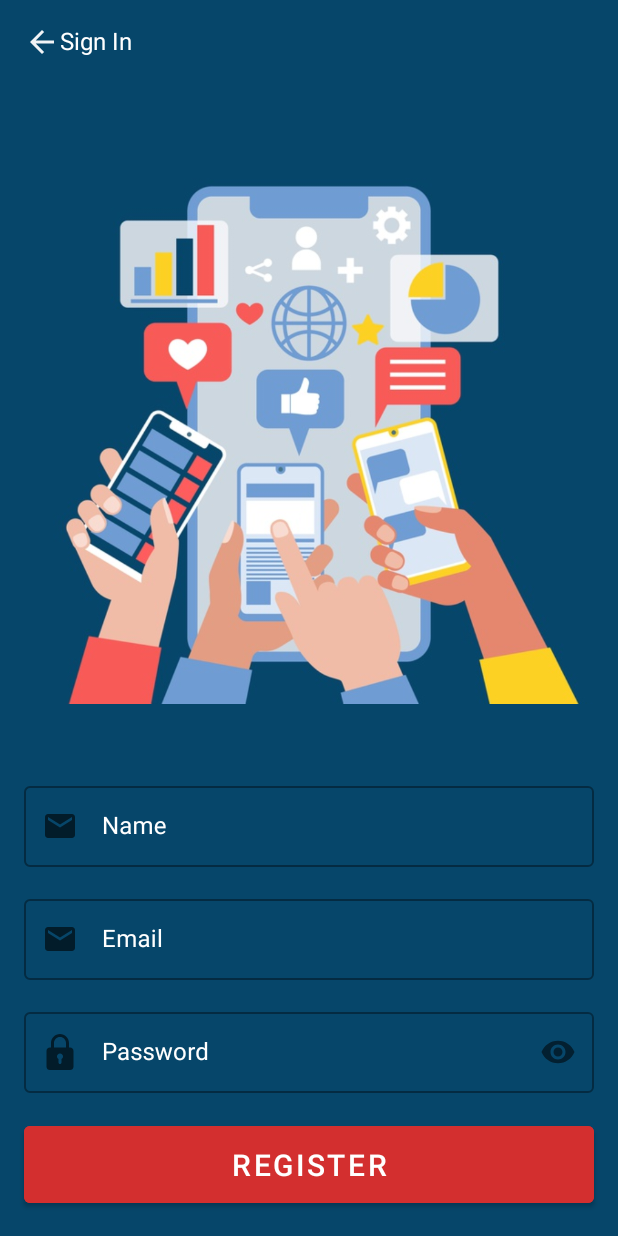
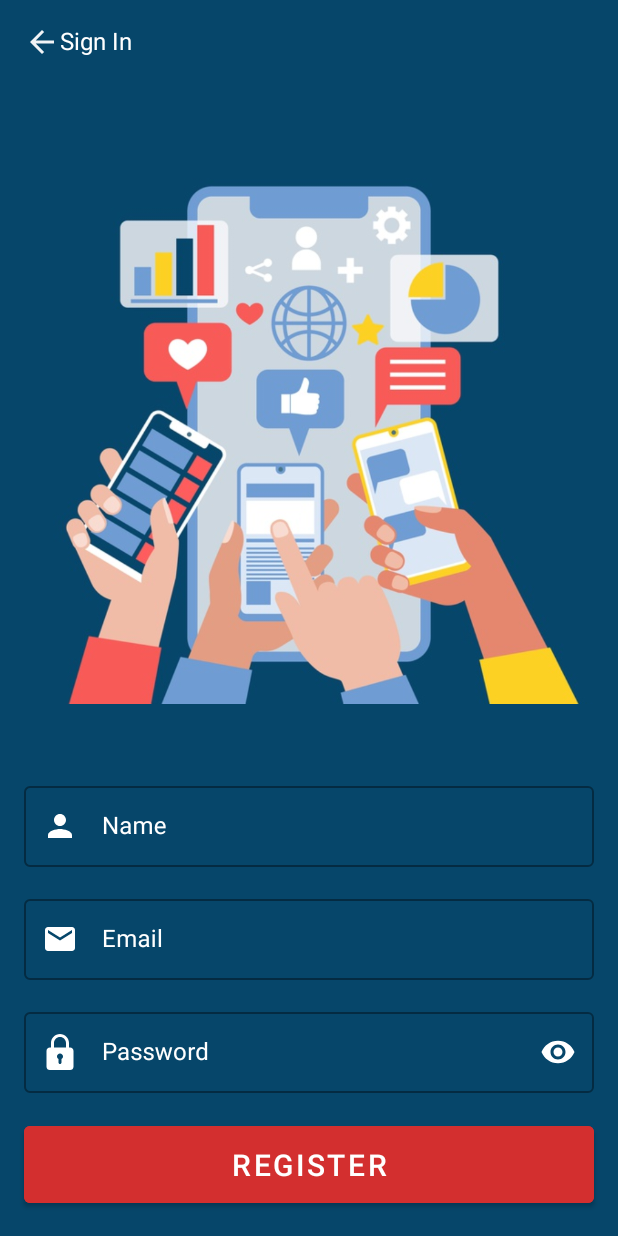
Before and after one commit to kharozim/PhoneBookMvvM, an Android app: the RegisterFragment screen opened through its navigation route, on a phone screen of 412 x 824 dp. Run offline under Robolectric (Android 15) with nearby library versions, the phone set to English and light mode, and no system bars.

Commit message:
ui
Signed-off-by: kharozim <kharozim06@gmail.com>

```diff
--- a/app/src/main/res/layout/fragment_home.xml
+++ b/app/src/main/res/layout/fragment_home.xml
@@ -45,8 +45,10 @@
         android:layout_height="wrap_content"
         android:layout_marginStart="16dp"
         android:layout_marginTop="32dp"
+        app:hintTextColor="@color/white"
         android:layout_marginEnd="16dp"
         android:hint="Search"
+        app:startIconTint="@color/white"
         android:textColorHint="@color/white"
         app:boxBackgroundColor="#5C1D7DB3"
         app:layout_constraintTop_toBottomOf="@id/iv_add"
--- a/app/src/main/res/layout/fragment_register.xml
+++ b/app/src/main/res/layout/fragment_register.xml
@@ -6,16 +6,16 @@
     android:layout_height="match_parent"
     android:background="@color/main"
     tools:context=".views.fragments.RegisterFragment">
+
     <ProgressBar
+        android:id="@+id/pb_signup"
         android:layout_width="wrap_content"
         android:layout_height="wrap_content"
-        android:id="@+id/pb_signup"
         android:visibility="gone"
+        app:layout_constraintBottom_toBottomOf="parent"
+        app:layout_constraintEnd_toEndOf="parent"
         app:layout_constraintStart_toStartOf="parent"
-        app:layout_constraintEnd_toEndOf="parent"
-        app:layout_constraintTop_toTopOf="parent"
-        app:layout_constraintBottom_toBottomOf="parent"
-        />
+        app:layout_constraintTop_toTopOf="parent" />
 
     <TextView
         android:id="@+id/tv_signin"
@@ -50,11 +50,14 @@
         android:layout_height="wrap_content"
         android:layout_margin="16dp"
         android:hint="Name"
+        app:hintTextColor="@color/white"
+
         android:textColorHint="@color/white"
         app:layout_constraintBottom_toTopOf="@id/til_email"
         app:layout_constraintEnd_toEndOf="parent"
         app:layout_constraintStart_toStartOf="parent"
-        app:startIconDrawable="@drawable/ic_email">
+        app:startIconDrawable="@drawable/ic_name"
+        app:startIconTint="@color/white">
 
         <com.google.android.material.textfield.TextInputEditText
             android:id="@+id/tie_name"
@@ -74,13 +77,16 @@
         android:layout_height="wrap_content"
         android:layout_marginStart="16dp"
         android:layout_marginEnd="16dp"
+        app:hintTextColor="@color/white"
+
         android:layout_marginBottom="16dp"
         android:hint="Email"
         android:textColorHint="@color/white"
         app:layout_constraintBottom_toTopOf="@id/til_password"
         app:layout_constraintEnd_toEndOf="parent"
         app:layout_constraintStart_toStartOf="parent"
-        app:startIconDrawable="@drawable/ic_email">
+        app:startIconDrawable="@drawable/ic_email"
+        app:startIconTint="@color/white">
 
         <com.google.android.material.textfield.TextInputEditText
             android:id="@+id/tie_email"
@@ -100,12 +106,16 @@
         android:layout_height="wrap_content"
         android:layout_margin="16dp"
         android:hint="Password"
+        app:hintTextColor="@color/white"
+
         android:textColorHint="@color/white"
         app:layout_constraintBottom_toTopOf="@id/btn_register"
         app:layout_constraintEnd_toEndOf="parent"
         app:layout_constraintStart_toStartOf="parent"
         app:passwordToggleEnabled="true"
-        app:startIconDrawable="@drawable/ic_password">
+        app:passwordToggleTint="@color/white"
+        app:startIconDrawable="@drawable/ic_password"
+        app:startIconTint="@color/white">
 
         <com.google.android.material.textfield.TextInputEditText
             android:id="@+id/tie_password"
```
Also changed, not shown: app/src/main/res/layout/fragment_login.xml (+7 -2 lines).
